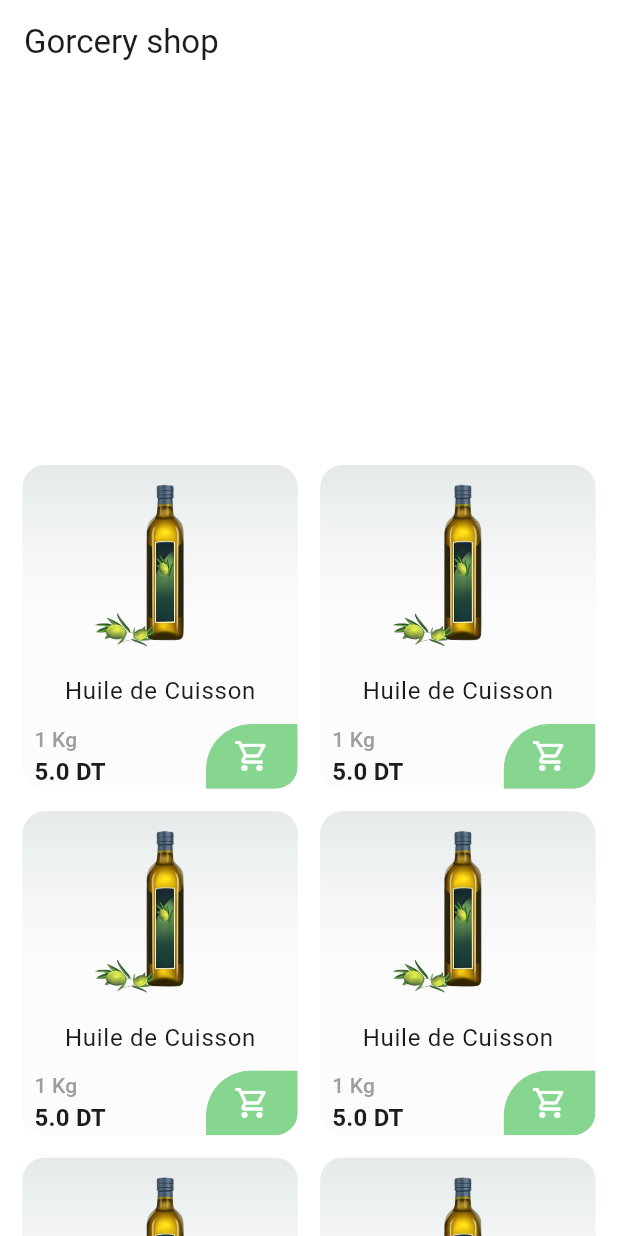
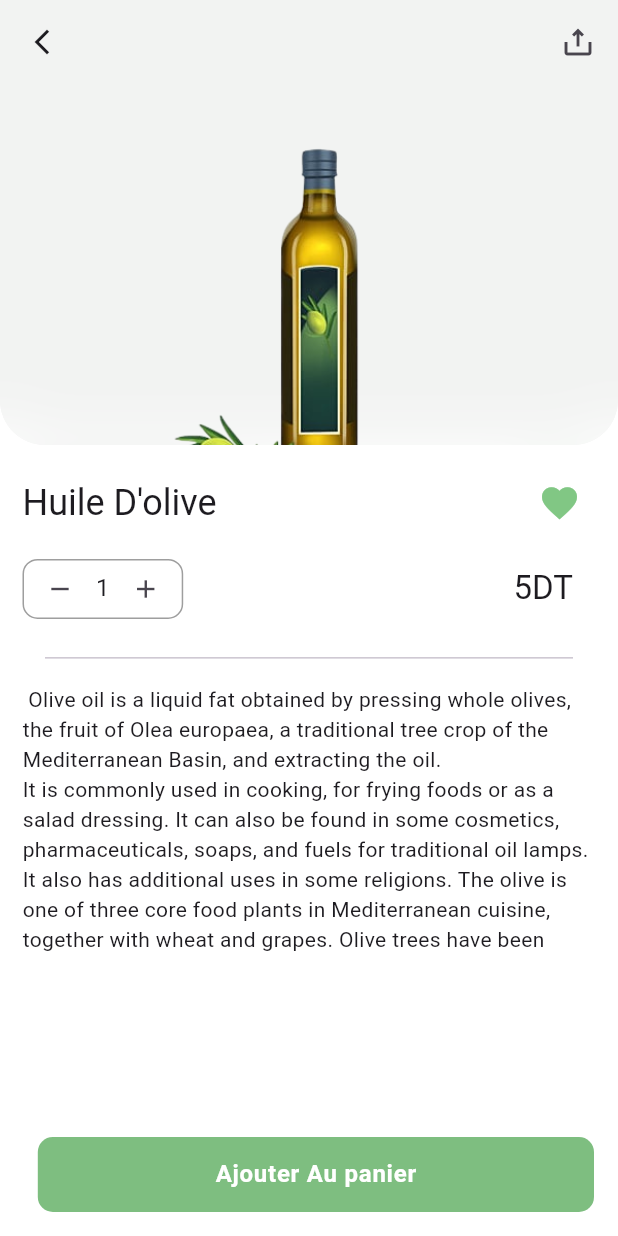
Before and after one commit to amine-zergan/test-application, a Flutter app: the screen it shows after launch, on a phone screen of 412 x 824 dp. Run offline on Flutter 3.47's test engine with Material 2 defaults, Android fonts, the phone set to English and light mode, and no system bars; our stand-ins replace dio, drift, equatable, flutter_dotenv, get_it, go_router and 1 more; accounts and stored records are empty; generated files the repository leaves out were written again.

Commit message:
add view grocery

```diff
--- /dev/null
+++ b/lib/data/static_data/language_data.dart
@@ -0,0 +1,8 @@
+List<String> dataLanguage = [
+  "englais",
+  "francais",
+  "italien",
+  "allmend",
+  "arab",
+  "chenois",
+];
--- a/lib/design/views/home/experience_view/experience_view.dart
+++ b/lib/design/views/home/experience_view/experience_view.dart
@@ -5,6 +5,18 @@ class ExperienceView extends StatelessWidget {
 
   @override
   Widget build(BuildContext context) {
-    return Container();
+    return Scaffold(
+      appBar: AppBar(
+        title: const Text(
+          "Add experience",
+        ),
+        centerTitle: true,
+      ),
+      body: SafeArea(
+        child: ListView(
+          children: const [],
+        ),
+      ),
+    );
   }
 }
--- /dev/null
+++ b/lib/design/views/home/ui_grocery/category_view.dart
@@ -0,0 +1,49 @@
+// ignore_for_file: public_member_api_docs, sort_constructors_first
+import 'package:flutter/material.dart';
+
+class Category {
+  final String title;
+  final String image;
+  final String color;
+  Category({
+    required this.title,
+    required this.image,
+    required this.color,
+  });
+}
+
+// ignore: unused_element
+List<Category> _data = [
+  Category(
+      title: "viande et poisson",
+      image: "assets/viande-volaille-poisson.png",
+      color: "0xFFFFC9B7"),
+  Category(
+      title: "Huile de Cuisson",
+      image: "assets/huile-de-cuisson.png",
+      color: "0xFFCBDC6B")
+];
+
+class CategoryPage extends StatelessWidget {
+  const CategoryPage({super.key});
+
+  @override
+  Widget build(BuildContext context) {
+    return Scaffold(
+      appBar: AppBar(
+        centerTitle: true,
+        automaticallyImplyLeading: false,
+        title: Text(
+          "Categories",
+          style: Theme.of(context).textTheme.titleLarge,
+        ),
+      ),
+      body: SafeArea(
+        bottom: false,
+        child: Container(
+          color: Colors.amber,
+        ),
+      ),
+    );
+  }
+}
--- /dev/null
+++ b/lib/design/views/home/ui_grocery/details_product.dart
@@ -0,0 +1,315 @@
+// ignore_for_file: public_member_api_docs, sort_constructors_first
+import 'dart:ui';
+
+import 'package:flutter/material.dart';
+import 'package:testapp/design/views/home/ui_grocery/category_view.dart';
+
+class CurasolSlider {
+  final int id;
+  final String images;
+  const CurasolSlider({
+    required this.id,
+    required this.images,
+  });
+}
+
+List<CurasolSlider> data = [
+  const CurasolSlider(
+    id: 1,
+    images: "assets/huilde-de-cuisson.png",
+  ),
+  const CurasolSlider(
+    id: 2,
+    images: "assets/huilde-de-cuisson.png",
+  ),
+  const CurasolSlider(
+    id: 1,
+    images: "assets/huilde-de-cuisson.png",
+  ),
+];
+
+class ProductDetail extends StatefulWidget {
+  const ProductDetail({super.key});
+
+  @override
+  State<ProductDetail> createState() => _ProductDetailState();
+}
+
+class _ProductDetailState extends State<ProductDetail> {
+  late PageController controller;
+  int selectItem = 0;
+  bool isfavorite = false;
+  int quantity = 1;
+  bool seeMore = false;
+  @override
+  void initState() {
+    controller = PageController(
+      initialPage: 0,
+      viewportFraction: 1.0,
+    );
+    super.initState();
+  }
+
+  @override
+  Widget build(BuildContext context) {
+    final Size size = MediaQuery.of(context).size;
+    return Scaffold(
+      extendBodyBehindAppBar: true,
+      backgroundColor: Colors.white,
+      floatingActionButton: MaterialButton(
+        onPressed: () {
+          Navigator.of(context).push(
+            MaterialPageRoute(
+              builder: (context) => const CategoryPage(),
+            ),
+          );
+        },
+        minWidth: size.width * 0.9,
+        shape: RoundedRectangleBorder(borderRadius: BorderRadius.circular(10)),
+        elevation: 0,
+        color: const Color.fromARGB(188, 80, 167, 83),
+        padding: const EdgeInsets.symmetric(
+          vertical: 13,
+        ),
+        child: Text(
+          "Ajouter Au panier",
+          style: Theme.of(context).textTheme.bodyLarge!.copyWith(
+                fontWeight: FontWeight.w600,
+                color: Colors.white,
+              ),
+        ),
+      ),
+      body: CustomScrollView(
+        slivers: [
+          SliverAppBar(
+            expandedHeight: size.height * 0.36,
+            backgroundColor: const Color.fromRGBO(242, 243, 242, 1),
+            shape: const RoundedRectangleBorder(
+              borderRadius: BorderRadius.only(
+                bottomLeft: Radius.circular(30),
+                bottomRight: Radius.circular(30),
+              ),
+            ),
+            flexibleSpace: FlexibleSpaceBar(
+              background: ClipRRect(
+                borderRadius: const BorderRadius.only(
+                  bottomLeft: Radius.circular(30),
+                  bottomRight: Radius.circular(30),
+                ),
+                child: BackdropFilter(
+                  filter: ImageFilter.blur(
+                    sigmaX: 20,
+                    sigmaY: 20,
+                  ),
+                  child: Stack(
+                    alignment: Alignment.center,
+                    children: [
+                      PageView.builder(
+                        itemCount: data.length,
+                        controller: controller,
+                        onPageChanged: (value) {
+                          setState(() {
+                            selectItem = value;
+                          });
+                        },
+                        itemBuilder: (context, index) {
+                          return Stack(
+                            alignment: Alignment.center,
+                            children: [
+                              Positioned(
+                                width: size.width * 0.6,
+                                top: size.height * 0.1,
+                                child: Image.asset(
+                                  "assets/huile-de-cuisson.png",
+                                  fit: BoxFit.contain,
+                                ),
+                              ),
+                            ],
+                          );
+                        },
+                      ),
+                      Positioned(
+                        top: size.height * 0.38,
+                        child: AnimatedContainer(
+                          duration: const Duration(
+                            milliseconds: 300,
+                          ),
+                          curve: Curves.easeIn,
+                          child: Row(
+                            mainAxisAlignment: MainAxisAlignment.center,
+                            children: List.generate(
+                              data.length,
+                              (index) => AnimatedContainer(
+                                duration: const Duration(
+                                  milliseconds: 300,
+                                ),
+                                curve: Curves.easeIn,
+                                width: selectItem == index ? 15 : 5,
+                                height: 3,
+                                margin: const EdgeInsets.only(
+                                  right: 2,
+                                ),
+                                decoration: BoxDecoration(
+                                    color: selectItem == index
+                                        ? Colors.green.shade300
+                                        : Colors.grey.shade300,
+                                    borderRadius: BorderRadius.circular(2)),
+                              ),
+                            ),
+                          ),
+                        ),
+                      )
+                    ],
+                  ),
+                ),
+              ),
+            ),
+            leading: GestureDetector(
+              onTap: () {},
+              child: const Icon(
+                Icons.arrow_back_ios_new_outlined,
+                size: 20,
+              ),
+            ),
+            actions: const [
+              Padding(
+                padding: EdgeInsets.only(right: 15.0),
+                child: RotatedBox(
+                  quarterTurns: 3,
+                  child: Icon(
+                    Icons.logout_outlined,
+                  ),
+                ),
+              ),
+            ],
+          ),
+          SliverPadding(
+            padding: const EdgeInsets.only(top: 15, left: 15, right: 15),
+            sliver: SliverToBoxAdapter(
+              child: Row(
+                mainAxisAlignment: MainAxisAlignment.spaceBetween,
+                children: [
+                  Text(
+                    "Huile D'olive",
+                    style: Theme.of(context)
+                        .textTheme
+                        .headlineSmall!
+                        .copyWith(fontWeight: FontWeight.w400),
+                  ),
+                  IconButton(
+                    onPressed: () {
+                      setState(() {
+                        isfavorite = !isfavorite;
+                      });
+                    },
+                    icon: isfavorite
+                        ? Icon(
+                            Icons.favorite_outline_outlined,
+                            color: Colors.grey.shade500,
+                            size: 28,
+                          )
+                        : Icon(
+                            Icons.favorite,
+                            color: Colors.green.shade300,
+                            size: 28,
+                          ),
+                  )
+                ],
+              ),
+            ),
+          ),
+          SliverToBoxAdapter(
+            child: Container(
+              height: size.height * 0.08,
+              padding: const EdgeInsets.only(
+                left: 15,
+                right: 30,
+              ),
+              margin: const EdgeInsets.only(bottom: 5.0),
+              width: double.infinity,
+              child: Row(
+                mainAxisAlignment: MainAxisAlignment.spaceBetween,
+                children: [
+                  Container(
+                    height: 40,
+                    decoration: BoxDecoration(
+                      border: Border.all(
+                        color: Colors.grey,
+                      ),
+                      borderRadius: BorderRadius.circular(
+                        10,
+                      ),
+                    ),
+                    child: Row(
+                      children: [
+                        IconButton(
+                          onPressed: () {
+                            if (quantity > 1) {
+                              setState(() {
+                                quantity--;
+                              });
+                            }
+                          },
+                          icon: const Icon(
+                            Icons.remove,
+                            size: 20,
+                          ),
+                        ),
+                        Text(
+                          "$quantity",
+                          style: Theme.of(context)
+                              .textTheme
+                              .titleMedium!
+                              .copyWith(fontWeight: FontWeight.w400),
+                        ),
+                        IconButton(
+                          onPressed: () {
+                            setState(() {
+                              quantity++;
+                            });
+                          },
+                          icon: const Icon(
+                            Icons.add,
+                            size: 20,
+                          ),
+                        ),
+                      ],
+                    ),
+                  ),
+                  Text(
+                    "5DT",
+                    style: Theme.of(context)
+                        .textTheme
+                        .titleLarge!
+                        .copyWith(fontWeight: FontWeight.w400),
+                  )
+                ],
+              ),
+            ),
+          ),
+          const SliverPadding(
+            padding: EdgeInsets.symmetric(horizontal: 30),
+            sliver: SliverToBoxAdapter(
+              child: Divider(
+                thickness: 1,
+              ),
+            ),
+          ),
+          const SliverPadding(
+            padding: EdgeInsets.only(left: 15, right: 15, top: 10),
+            sliver: SliverToBoxAdapter(
+              child: Text(
+                """
+ Olive oil is a liquid fat obtained by pressing whole olives, the fruit of Olea europaea, a traditional tree crop of the Mediterranean Basin, and extracting the oil.
+It is commonly used in cooking, for frying foods or as a salad dressing. It can also be found in some cosmetics, pharmaceuticals, soaps, and fuels for traditional oil lamps. It also has additional uses in some religions. The olive is one of three core food plants in Mediterranean cuisine, together with wheat and grapes. Olive trees have been grown around the Mediterranean since the 8th millennium BC.
+Spain is the world's largest producer, manufacturing almost half of the world's olive oil. Other large producers are Italy, Greece, Tunisia, Turkey and Morocco.
+""",
+                maxLines: 9,
+              ),
+            ),
+          )
+        ],
+      ),
+    );
+  }
+}
--- a/lib/main.dart
+++ b/lib/main.dart
@@ -4,8 +4,7 @@
 import 'package:flutter/material.dart';
 import 'package:flutter/services.dart';
 import 'package:flutter_dotenv/flutter_dotenv.dart';
-//import 'package:testapp/design/views/home/home_page.dart';
-import 'package:testapp/design/views/home/ui_grocery/shop_ui.dart';
+import 'package:testapp/design/views/home/ui_grocery/details_product.dart';
 import 'package:testapp/injection/di_injection.dart' as getIt;
 
 void main() async {
@@ -41,7 +40,7 @@ class MyApp extends StatelessWidget {
         ),
         useMaterial3: true,
       ),
-      home: const ShopPage(),
+      home: const ProductDetail(),
     );
   }
 }
```
